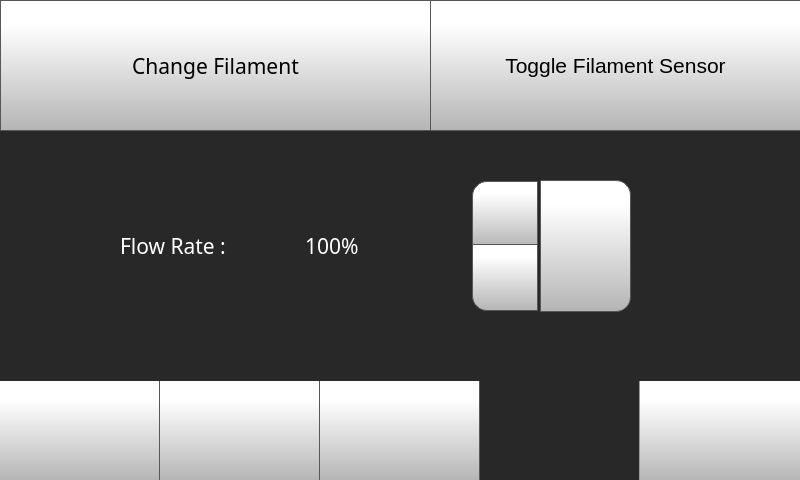
Before: the Qt Designer form src/ui/control_screen/control_screen.ui in FracktalWorks/ControlCenter, drawn with Qt 5.
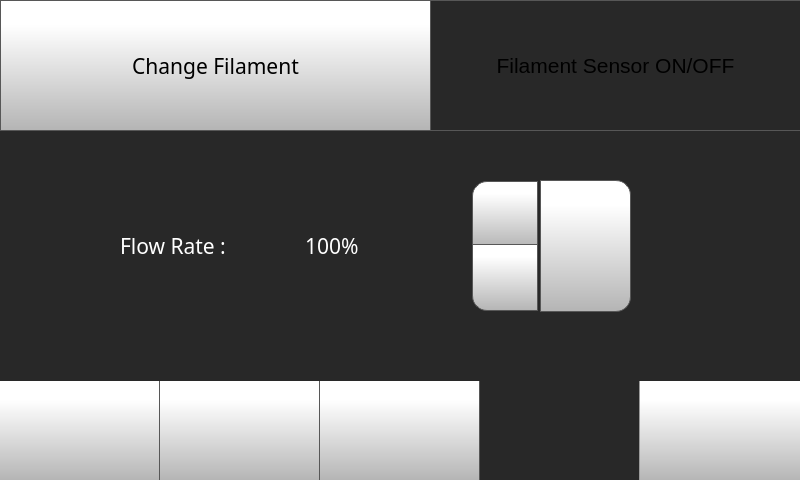
After: the same form once the commit is applied. The open tabs and pages were chosen to show the change. Icons and pictures are not drawn.

Patch:
```diff
--- a/src/ui/control_screen/control_screen.ui
+++ b/src/ui/control_screen/control_screen.ui
@@ -2913,34 +2913,37 @@
       </font>
      </property>
      <property name="styleSheet">
-      <string notr="true">QToolButton  {
-     border: 1px solid rgb(87, 87, 87);
-	background-color: qlineargradient(spread:pad, x1:0, y1:1, x2:0, y2:0.188, stop:0 rgba(180, 180, 180, 255), stop:1 rgba(255, 255, 255, 255));
-
-
-}
-
-QToolButton :pressed {
-    background-color: qlineargradient(x1: 0, y1: 0, x2: 0, y2: 1,
-                                      stop: 0 #dadbde, stop: 1 #f6f7fa);
-	/* #dadbde #f6f7fa */
-}
-
-
-QToolButton :flat {
-    border: none; /* no border for a flat push button */
-}
-
-QToolButton :default {
-    border-color: navy; /* make the default button prominent */
-}
-
-QToolButton :focus {
-	outline: none;
-}</string>
+      <string notr="true">            QToolButton {
+                border: 1px solid rgb(87, 87, 87);
+                background-color: qlineargradient(spread:pad, x1:0, y1:1, x2:0, y2:0.188, 
+                                                stop:0 rgba(180, 180, 180, 255), 
+                                                stop:1 rgba(255, 255, 255, 255));
+            }
+            
+            QToolButton:checked {
+                background-color: qlineargradient(x1: 0, y1: 0, x2: 0, y2: 1,
+                                                stop: 0 #dadbde, stop: 1 #f6f7fa);
+            }
+            
+            QToolButton:pressed {
+                background-color: qlineargradient(x1: 0, y1: 0, x2: 0, y2: 1,
+                                                stop: 0 #dadbde, stop: 1 #f6f7fa);
+            }
+            
+            QToolButton:flat {
+                border: none;
+            }
+            
+            QToolButton:default {
+                border-color: navy;
+            }
+            
+            QToolButton:focus {
+                outline: none;
+            }</string>
      </property>
      <property name="text">
-      <string>Toggle Filament Sensor</string>
+      <string>Filament Sensor ON/OFF</string>
      </property>
      <property name="icon">
       <iconset resource="../resources/resource.qrc">
```
Left out of the diff: 23 changed lines with no effect on the pictures.
